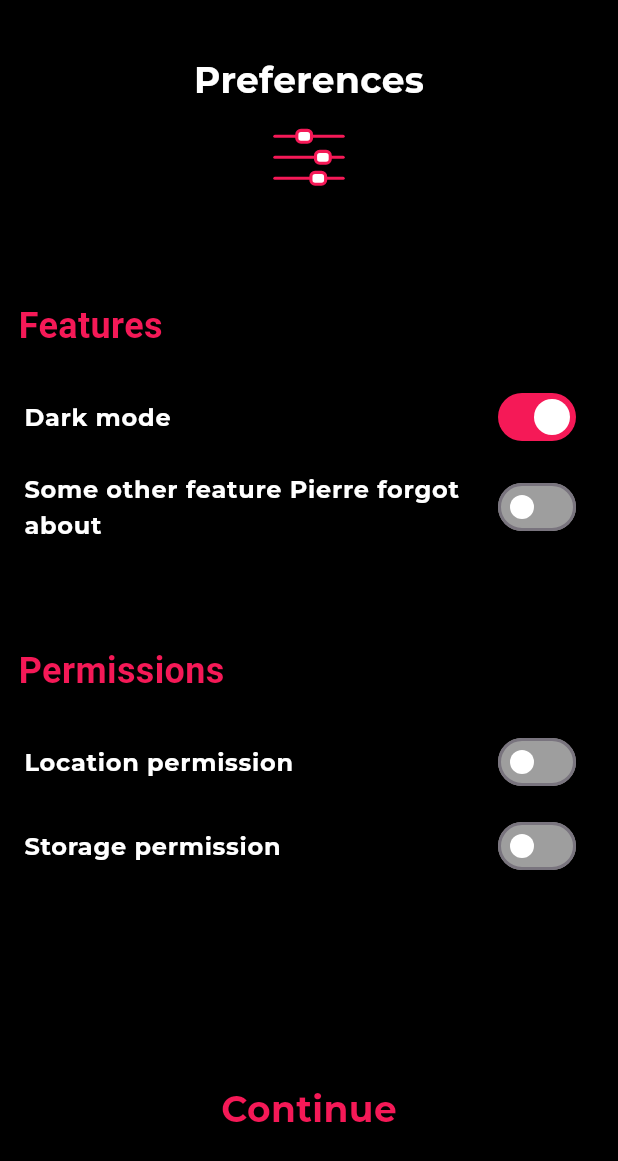
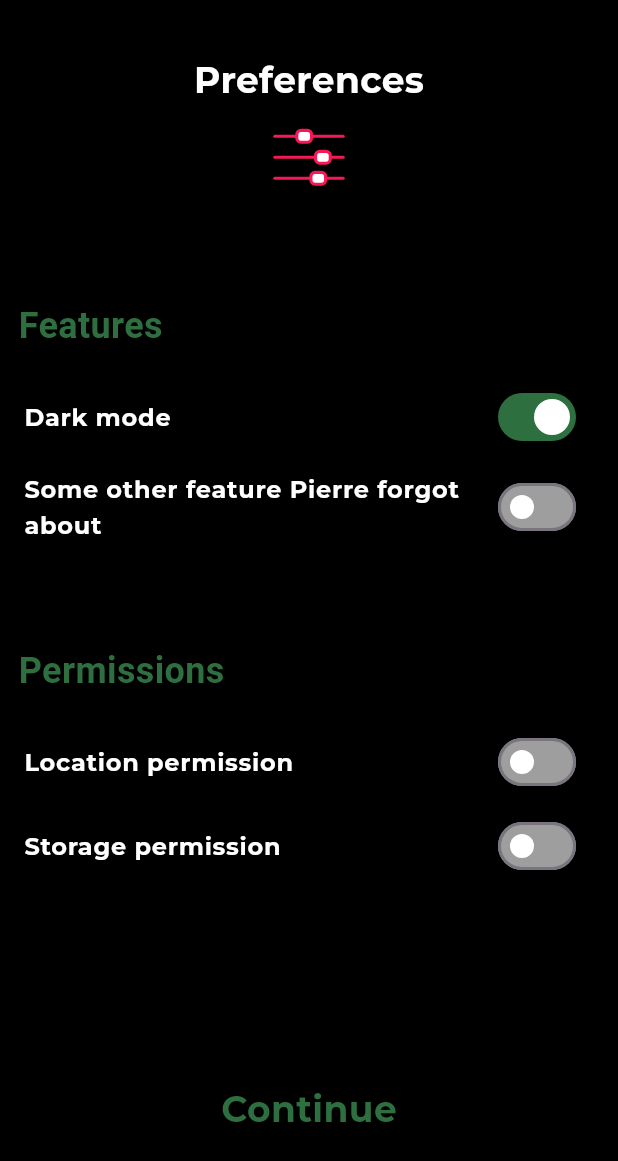
Before and after one commit to PierrevdMerwe/CampAppRebuild, a Flutter app: the PreferencesScreen screen opened directly, after a tap on "Dark mode", on a phone screen of 412 x 824 dp. Shown: the top 1161 px of the screen. Run offline on Flutter 3.47's test engine with Material 3 defaults, Android fonts, the light colour scheme and no system bars; our stand-ins replace carousel_slider, cloud_firestore, firebase_auth, firebase_core, firebase_storage, geolocator and 7 more; accounts and stored records are empty.

Commit message:
Color change.

```diff
--- a/camp_app/lib/home.dart
+++ b/camp_app/lib/home.dart
@@ -59,7 +59,7 @@ class _HomeScreenState extends State<HomeScreen>
   void _onScroll() {
     final double offset = _scrollController.offset;
     setState(() {
-      _textColor = offset > 50 ? const Color(0xfff51957) : Colors.white;
+      _textColor = offset > 50 ? const Color(0xff2e6f40) : Colors.white;
     });
   }
 
@@ -102,7 +102,7 @@ class _HomeScreenState extends State<HomeScreen>
                         style:
                             GoogleFonts.montserrat(fontWeight: FontWeight.bold),
                       ),
-                      iconColor: const Color(0xfff51957),
+                      iconColor: const Color(0xff2e6f40),
                       children: <Widget>[
                         ListTile(
                           leading: const Icon(Icons.place),
@@ -183,7 +183,7 @@ class _HomeScreenState extends State<HomeScreen>
                       child: ElevatedButton(
                         onPressed: () {},
                         style: ElevatedButton.styleFrom(
-                          backgroundColor: const Color(0xfff51957),
+                          backgroundColor: const Color(0xff2e6f40),
                         ),
                         child: Text(
                           'Sign in',
@@ -202,7 +202,7 @@ class _HomeScreenState extends State<HomeScreen>
                       child: ElevatedButton(
                         onPressed: () {},
                         style: ElevatedButton.styleFrom(
-                          backgroundColor: const Color(0xfff51957),
+                          backgroundColor: const Color(0xff2e6f40),
                         ),
                         child: Text(
                           'Add listing',
@@ -231,7 +231,7 @@ class _HomeScreenState extends State<HomeScreen>
                         child: IconButton(
                           icon: const Icon(
                             Icons.menu,
-                            color: Color(0xfff51957),
+                            color: Color(0xff2e6f40),
                             size: 40,
                           ),
                           onPressed: () {
@@ -381,7 +381,7 @@ class _HomeScreenState extends State<HomeScreen>
                                       // Add your onPressed function here
                                     },
                                     style: ElevatedButton.styleFrom(
-                                      backgroundColor: const Color(0xfff51957),
+                                      backgroundColor: const Color(0xff2e6f40),
                                       shape: RoundedRectangleBorder(
                                         borderRadius: BorderRadius.circular(15),
                                       ),
@@ -777,7 +777,7 @@ class _PopularListingItemState extends State<PopularListingItem> with AutomaticK
                   ),
                   Row(
                     children: [
-                      const Icon(Icons.location_on, color: Color(0xfff51957)),
+                      const Icon(Icons.location_on, color: Color(0xff2e6f40)),
                       const SizedBox(width: 4),
                       Text(
                         data['main_fall_under'],
@@ -851,7 +851,7 @@ class _SearchBarDelegate extends SliverPersistentHeaderDelegate {
             Container(
               height: 40.0, // Adjust as needed
               decoration: BoxDecoration(
-                color: const Color(0xfff51957),
+                color: const Color(0xff2e6f40),
                 borderRadius: BorderRadius.circular(15.0), // 15% border radius
               ),
               child: IconButton(
--- a/camp_app/lib/preferences.dart
+++ b/camp_app/lib/preferences.dart
@@ -61,7 +61,7 @@ class _PreferencesScreenState extends State<PreferencesScreen> {
                   child: const Text(
                     'Ok',
                     style: TextStyle(
-                      color: Color(0xfff51957),
+                      color: Color(0xff2e6f40),
                       fontFamily: 'Montserrat',
                       fontSize: 20,
                     ),
@@ -103,7 +103,7 @@ class _PreferencesScreenState extends State<PreferencesScreen> {
                         style: TextStyle(
                             fontSize: 24,
                             fontWeight: FontWeight.bold,
-                            color: Color(0xfff51957))),
+                            color: Color(0xff2e6f40))),
                   ),
                 ),
                 Padding(
@@ -121,7 +121,7 @@ class _PreferencesScreenState extends State<PreferencesScreen> {
                   ),
                   value: themeModel.isDark,
                   activeColor: Colors.white,
-                  activeTrackColor: const Color(0xfff51957),
+                  activeTrackColor: const Color(0xff2e6f40),
                   onChanged: (value) {
                     setState(() {
                       themeModel.isDark = value;
@@ -140,7 +140,7 @@ class _PreferencesScreenState extends State<PreferencesScreen> {
                   ),
                   value: isOtherFeature,
                   activeColor: Colors.white,
-                  activeTrackColor: const Color(0xfff51957),
+                  activeTrackColor: const Color(0xff2e6f40),
                   onChanged: (value) {
                     setState(() {
                       isOtherFeature = value;
@@ -161,7 +161,7 @@ class _PreferencesScreenState extends State<PreferencesScreen> {
                         style: TextStyle(
                             fontSize: 24,
                             fontWeight: FontWeight.bold,
-                            color: Color(0xfff51957))),
+                            color: Color(0xff2e6f40))),
                   ),
                 ),
                 Padding(
@@ -179,7 +179,7 @@ class _PreferencesScreenState extends State<PreferencesScreen> {
                   ),
                   value: isLocationPermission,
                   activeColor: Colors.white,
-                  activeTrackColor: const Color(0xfff51957),
+                  activeTrackColor: const Color(0xff2e6f40),
                   onChanged: (value) async {
                     if (value) {
                       PermissionStatus status =
@@ -206,7 +206,7 @@ class _PreferencesScreenState extends State<PreferencesScreen> {
                   ),
                   value: isStoragePermission,
                   activeColor: Colors.white,
-                  activeTrackColor: const Color(0xfff51957),
+                  activeTrackColor: const Color(0xff2e6f40),
                   onChanged: (value) async {
                     if (value) {
                       PermissionStatus status =
@@ -271,7 +271,7 @@ class _PreferencesScreenState extends State<PreferencesScreen> {
                                 child: const Text(
                                   'Cancel',
                                   style: TextStyle(
-                                    color: Color(0xfff51957),
+                                    color: Color(0xff2e6f40),
                                     fontFamily: 'Montserrat',
                                     fontSize: 20,
                                   ),
@@ -285,7 +285,7 @@ class _PreferencesScreenState extends State<PreferencesScreen> {
                                 child: const Text(
                                   'Proceed',
                                   style: TextStyle(
-                                    color: Color(0xfff51957),
+                                    color: Color(0xff2e6f40),
                                     fontFamily: 'Montserrat',
                                     fontSize: 20,
                                   ),
@@ -307,7 +307,7 @@ class _PreferencesScreenState extends State<PreferencesScreen> {
                     style: GoogleFonts.montserrat(
                       fontSize: 24.0,
                       fontWeight: FontWeight.bold,
-                      color: const Color(0xfff51957),
+                      color: const Color(0xff2e6f40),
                     ),
                   ),
                 ),
```
Also changed, not shown: camp_app/lib/campsite_details_page.dart (+11 -11 lines), camp_app/lib/login.dart (+4 -4 lines), camp_app/lib/main.dart (+4 -4 lines), camp_app/lib/register.dart (+4 -4 lines), camp_app/lib/search_result.dart (+21 -21 lines), camp_app/lib/welcome.dart (+6 -6 lines), 3 other files.
